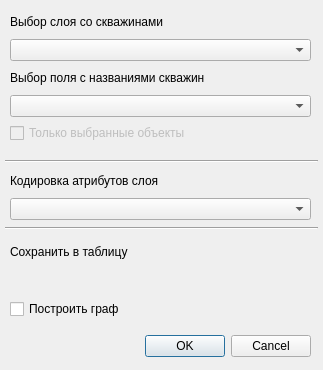
Old version of the form ui/wells_matrix.ui in the repository gis56/geo_pie.
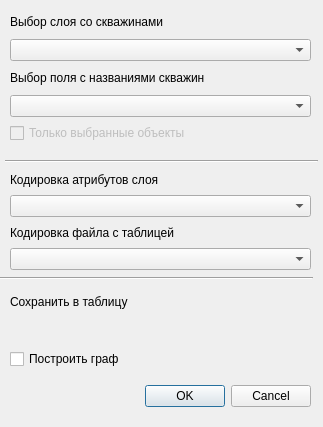
New version of the form. Custom widgets are drawn as their Qt base class.

What changed in the file:
```diff
--- a/ui/wells_matrix.ui
+++ b/ui/wells_matrix.ui
@@ -7,7 +7,7 @@
     <x>0</x>
     <y>0</y>
     <width>323</width>
-    <height>370</height>
+    <height>427</height>
    </rect>
   </property>
   <property name="windowTitle">
@@ -17,7 +17,7 @@
    <property name="geometry">
     <rect>
      <x>140</x>
-     <y>330</y>
+     <y>380</y>
      <width>171</width>
      <height>32</height>
     </rect>
@@ -35,8 +35,8 @@
    </property>
    <property name="geometry">
     <rect>
-     <x>5</x>
-     <y>220</y>
+     <x>0</x>
+     <y>270</y>
      <width>313</width>
      <height>16</height>
     </rect>
@@ -67,7 +67,7 @@
     <enum>Qt::Horizontal</enum>
    </property>
   </widget>
-  <widget class="QWidget" name="">
+  <widget class="QWidget" name="layoutWidget">
    <property name="geometry">
     <rect>
      <x>10</x>
@@ -115,13 +115,13 @@
     </item>
    </layout>
   </widget>
-  <widget class="QWidget" name="">
+  <widget class="QWidget" name="layoutWidget">
    <property name="geometry">
     <rect>
      <x>10</x>
      <y>170</y>
      <width>301</width>
-     <height>50</height>
+     <height>100</height>
     </rect>
    </property>
    <layout class="QVBoxLayout" name="verticalLayout_2">
@@ -138,13 +138,23 @@
     <item>
      <widget class="QComboBox" name="encode_combo"/>
     </item>
+    <item>
+     <widget class="QLabel" name="label_4">
+      <property name="text">
+       <string>Кодировка файла с таблицей</string>
+      </property>
+     </widget>
+    </item>
+    <item>
+     <widget class="QComboBox" name="enc_out_combo"/>
+    </item>
    </layout>
   </widget>
-  <widget class="QWidget" name="">
+  <widget class="QWidget" name="layoutWidget">
    <property name="geometry">
     <rect>
      <x>10</x>
-     <y>240</y>
+     <y>290</y>
      <width>301</width>
      <height>79</height>
     </rect>
```
